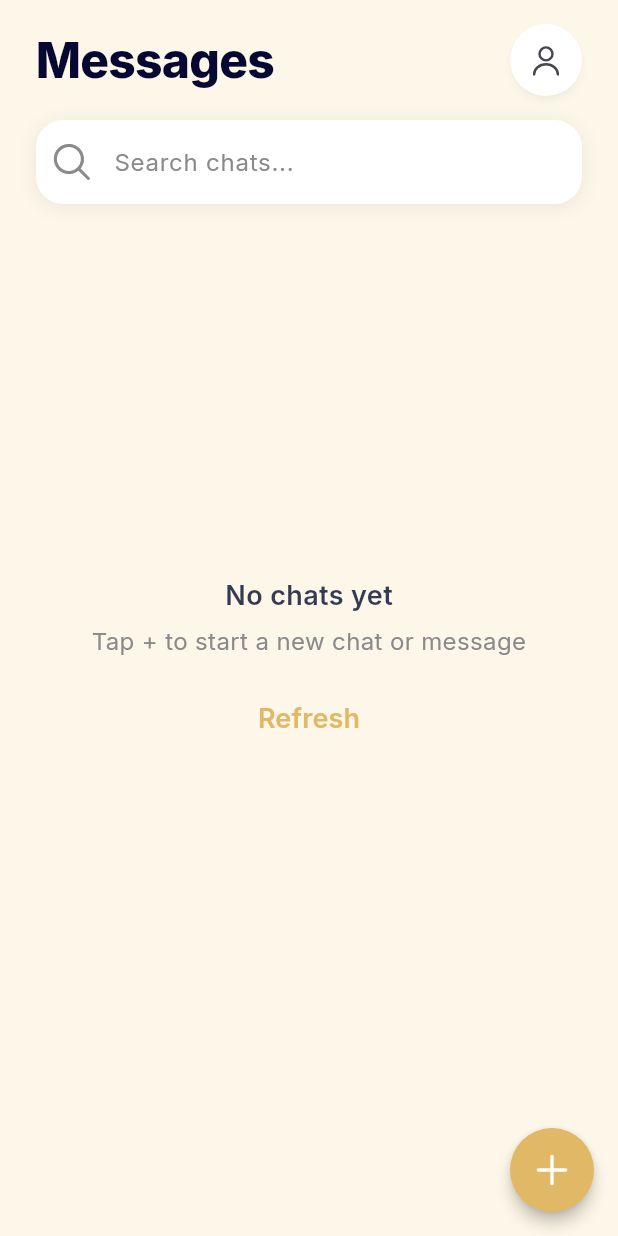
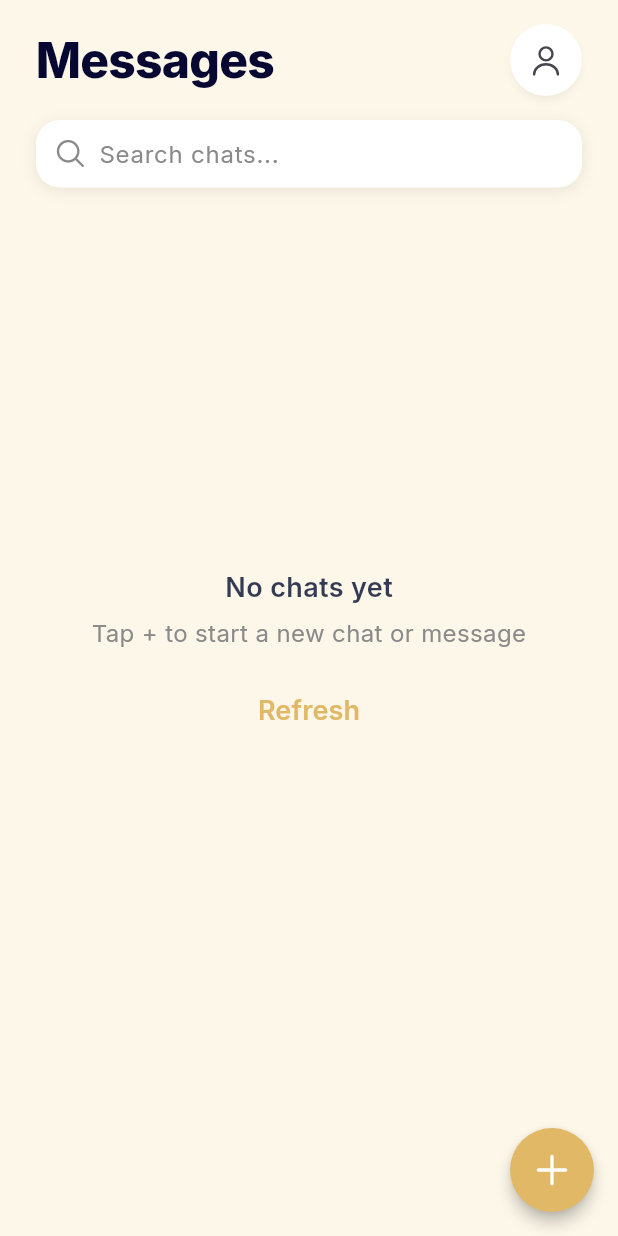
Before and after one commit to DanielGrigoryanAm/sinai, a Flutter app: the ChatsScreen screen opened by its route, after a tap on "Refresh", on a phone screen of 412 x 824 dp. Run offline on Flutter 3.47's test engine with Material 3 defaults, Android fonts, the phone set to English and light mode, and no system bars; our stand-ins replace audioplayers, auto_route, bloc_concurrency, cached_network_image, equatable, firebase_auth and 18 more; missing offline and left inert: chess, gal, record, webview_flutter_wkwebview; accounts and stored records are empty.

Commit message:
Draw the chats search field like message search
Messages uses the shared RoundField for "Search chats..." instead of its
own taller field, with the same look, height and clear button.

Co-Authored-By: Claude Opus 5.5 <noreply@anthropic.com>

```diff
--- a/lib/features/chats/chats_screen.dart
+++ b/lib/features/chats/chats_screen.dart
@@ -8,6 +8,7 @@ import 'package:flutter_bloc/flutter_bloc.dart';
 import 'package:flutter_slidable/flutter_slidable.dart';
 import 'package:sinai/common/chat_avatar.dart';
 import 'package:sinai/common/confirm_dialog.dart';
+import 'package:sinai/common/round_field.dart';
 import 'package:sinai/features/chats/models/chat_summary.dart';
 import 'package:sinai/features/chats/widgets/new_chat_menu.dart';
 import 'package:sinai/features/start_chat/bloc/chat_bloc.dart';
@@ -185,8 +186,10 @@ class _ChatsScreenState extends State<ChatsScreen>
                         ),
                         Padding(
                           padding: const EdgeInsets.symmetric(horizontal: 24),
-                          child: _SearchField(
+                          // The same field as message search.
+                          child: RoundField(
                             controller: _searchController,
+                            hintText: 'Search chats...',
                             onChanged: (value) =>
                                 setState(() => _query = value),
                           ),
@@ -310,48 +313,6 @@ class _ChatsScreenState extends State<ChatsScreen>
             ),
           );
         },
-      ),
-    );
-  }
-}
-
-class _SearchField extends StatelessWidget {
-  const _SearchField({required this.controller, required this.onChanged});
-
-  final TextEditingController controller;
-  final ValueChanged<String> onChanged;
-
-  @override
-  Widget build(BuildContext context) {
-    final colors = context.colorTheme;
-
-    return DecoratedBox(
-      decoration: BoxDecoration(
-        color: colors.backgroundSecondary,
-        borderRadius: BorderRadius.circular(18),
-        boxShadow: const [
-          BoxShadow(
-            color: Color(0x12000000),
-            blurRadius: 10,
-            offset: Offset(0, 2),
-          ),
-        ],
-      ),
-      child: TextField(
-        controller: controller,
-        onChanged: onChanged,
-        textInputAction: TextInputAction.search,
-        style: context.textTheme.bodyLarge,
-        cursorColor: colors.secondary,
-        decoration: InputDecoration(
-          hintText: 'Search chats...',
-          hintStyle: context.textTheme.bodyLarge.copyWith(
-            color: colors.textSecondary,
-          ),
-          prefixIcon: Icon(AppIcons.search, color: colors.textSecondary),
-          border: InputBorder.none,
-          contentPadding: const EdgeInsets.symmetric(vertical: 16),
-        ),
       ),
     );
   }
```
Also changed, not shown: 1 other file.
